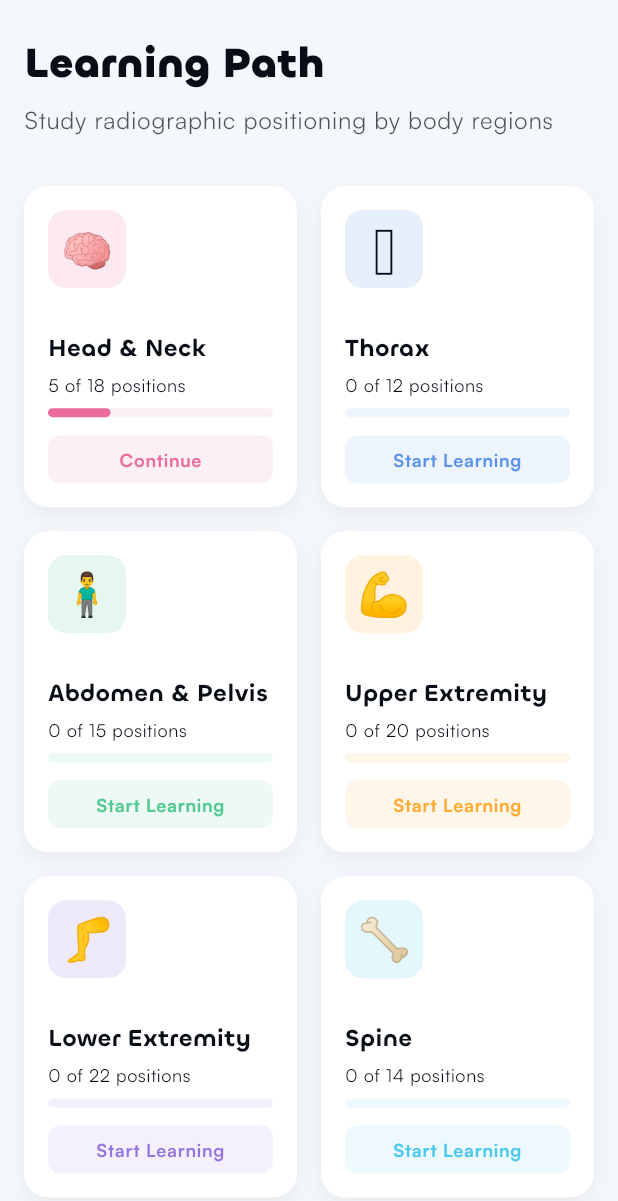
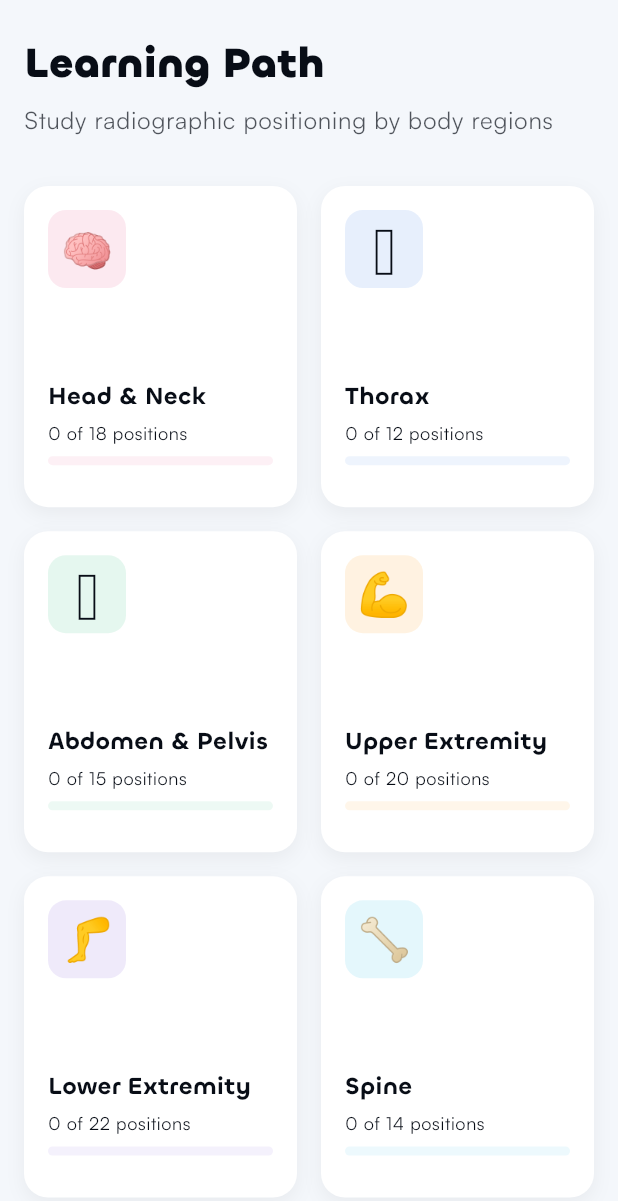
Before and after one commit to adiluexe/alarp, a Flutter app: the LearnScreen screen opened directly, on a phone screen of 412 x 824 dp. Shown: the top 1201 px of the screen. Run offline on Flutter 3.47's test engine with Material 3 defaults, Android fonts, the phone set to English and light mode, and no system bars; our stand-ins replace flutter_riverpod, go_router, solar_icons, tab_indicator_styler; missing offline and left inert: flutter_3d_controller.

Commit message:
feat: Implement navigation and routing with GoRouter; enhance learn and practice screens
- Added GoRouter for improved navigation management.
- Created AppRouter to define application routes.
- Refactored Navigation widget to accept currentIndex and child.
- Updated Learn and Practice screens to utilize new routing structure.
- Introduced LearnLessonScreen and LearnRegionDetailScreen for detailed content.
- Enhanced UI components for better user experience and consistency.

```diff
--- a/lib/features/learn/views/learn_screen.dart
+++ b/lib/features/learn/views/learn_screen.dart
@@ -1,11 +1,26 @@
 import 'package:flutter/material.dart';
+import 'package:go_router/go_router.dart'; // Import GoRouter
 import 'package:alarp/core/theme/app_theme.dart';
+import 'package:alarp/features/practice/models/body_region.dart'; // Assuming models are shared or moved to core
+import 'package:alarp/core/navigation/app_router.dart'; // Import AppRoutes
 
 class LearnScreen extends StatelessWidget {
   const LearnScreen({super.key});
 
+  // Helper function to get BodyRegion data (replace with provider later)
+  BodyRegion _getRegionData(String title) {
+    // This is temporary; ideally fetch from a provider based on title/id
+    return BodyRegions.allRegions.firstWhere(
+      (r) => r.title == title,
+      orElse: () => BodyRegions.headAndNeck, // Default fallback
+    );
+  }
+
   @override
   Widget build(BuildContext context) {
+    // Use the actual BodyRegions data if available
+    final regions = BodyRegions.allRegions;
+
     return Scaffold(
       backgroundColor: AppTheme.backgroundColor,
       body: SafeArea(
@@ -40,7 +55,7 @@ class LearnScreen extends StatelessWidget {
               ),
             ),
 
-            // Body regions grid
+            // Body regions grid using actual data
             SliverPadding(
               padding: const EdgeInsets.symmetric(horizontal: 16),
               sliver: SliverGrid(
@@ -50,56 +65,17 @@ class LearnScreen extends StatelessWidget {
                   crossAxisSpacing: 16,
                   mainAxisSpacing: 16,
                 ),
-                delegate: SliverChildListDelegate([
-                  _buildBodyRegionCard(
+                // Use map to generate cards from regions list
+                delegate: SliverChildBuilderDelegate((context, index) {
+                  final region = regions[index];
+                  // Pass the actual region data to the card builder
+                  return _buildBodyRegionCard(
                     context,
-                    title: 'Head & Neck',
-                    emoji: '🧠',
-                    totalPositions: 18,
-                    completedPositions: 5,
-                    color: const Color(0xFFEB6B9D),
-                  ),
-                  _buildBodyRegionCard(
-                    context,
-                    title: 'Thorax',
-                    emoji: '🫁',
-                    totalPositions: 12,
+                    region: region,
+                    // Example progress data (replace with actual data later)
                     completedPositions: 0,
-                    color: const Color(0xFF5B93EB),
-                  ),
-                  _buildBodyRegionCard(
-                    context,
-                    title: 'Abdomen & Pelvis',
-                    emoji: '🧍‍♂️',
-                    totalPositions: 15,
-                    completedPositions: 0,
-                    color: const Color(0xFF53C892),
-                  ),
-                  _buildBodyRegionCard(
-                    context,
-                    title: 'Upper Extremity',
-                    emoji: '💪',
-                    totalPositions: 20,
-                    completedPositions: 0,
-                    color: const Color(0xFFFFAA33),
-                  ),
-                  _buildBodyRegionCard(
-                    context,
-                    title: 'Lower Extremity',
-                    emoji: '🦵',
-                    totalPositions: 22,
-                    completedPositions: 0,
-                    color: const Color(0xFF9474DE),
-                  ),
-                  _buildBodyRegionCard(
-                    context,
-                    title: 'Spine',
-                    emoji: '🦴',
-                    totalPositions: 14,
-                    completedPositions: 0,
-                    color: const Color(0xFF4BC8EB),
-                  ),
-                ]),
+                  );
+                }, childCount: regions.length),
               ),
             ),
 
@@ -111,20 +87,23 @@ class LearnScreen extends StatelessWidget {
     );
   }
 
+  // Update card builder to accept BodyRegion and use its data
   Widget _buildBodyRegionCard(
     BuildContext context, {
-    required String title,
-    required String emoji,
-    required int totalPositions,
-    required int completedPositions,
-    required Color color,
+    required BodyRegion region,
+    required int completedPositions, // Keep progress separate for now
   }) {
     final progress =
-        totalPositions > 0 ? completedPositions / totalPositions : 0.0;
+        region.positionCount > 0
+            ? completedPositions / region.positionCount
+            : 0.0;
 
     return InkWell(
       onTap: () {
-        // Navigate to region detail screen
+        // Navigate using GoRouter with the region's ID
+        context.go(
+          '${AppRoutes.learn}/${AppRoutes.learnRegionDetail.replaceFirst(':regionId', region.id)}',
+        );
       },
       borderRadius: BorderRadius.circular(16),
       child: Container(
@@ -143,34 +122,36 @@ class LearnScreen extends StatelessWidget {
         child: Column(
           crossAxisAlignment: CrossAxisAlignment.start,
           children: [
-            // Emoji with colored background
+            // Emoji with colored background using region color
             Container(
               width: 52,
               height: 52,
               decoration: BoxDecoration(
-                color: color.withOpacity(0.15),
+                color: region.backgroundColor.withOpacity(0.15),
                 borderRadius: BorderRadius.circular(12),
               ),
               child: Center(
-                child: Text(emoji, style: const TextStyle(fontSize: 28)),
+                child: Text(region.emoji, style: const TextStyle(fontSize: 28)),
               ),
             ),
 
             const Spacer(),
 
-            // Title
+            // Title from region data
             Text(
-              title,
+              region.title,
               style: Theme.of(context).textTheme.titleMedium?.copyWith(
                 fontWeight: FontWeight.w600,
                 fontFamily: 'Chillax',
               ),
+              maxLines: 1,
+              overflow: TextOverflow.ellipsis,
             ),
             const SizedBox(height: 4),
 
-            // Positions count
+            // Positions count from region data
             Text(
-              '$completedPositions of $totalPositions positions',
+              '$completedPositions of ${region.positionCount} positions',
               style: Theme.of(context).textTheme.bodySmall,
             ),
             const SizedBox(height: 8),
@@ -178,39 +159,13 @@ class LearnScreen extends StatelessWidget {
             // Progress bar
             LinearProgressIndicator(
               value: progress,
-              backgroundColor: color.withOpacity(0.1),
-              valueColor: AlwaysStoppedAnimation<Color>(color),
+              backgroundColor: region.backgroundColor.withOpacity(0.1),
+              valueColor: AlwaysStoppedAnimation<Color>(region.backgroundColor),
               borderRadius: BorderRadius.circular(4),
               minHeight: 6,
             ),
 
             const SizedBox(height: 12),
-
-            // Action button
-            Row(
-              children: [
-                Expanded(
-                  child: Container(
-                    padding: const EdgeInsets.symmetric(vertical: 8),
-                    decoration: BoxDecoration(
-                      color: color.withOpacity(0.1),
-                      borderRadius: BorderRadius.circular(8),
-                    ),
-                    child: Center(
-                      child: Text(
-                        completedPositions > 0 ? 'Continue' : 'Start Learning',
-                        style: Theme.of(
-                          context,
-                        ).textTheme.labelMedium?.copyWith(
-                          color: color,
-                          fontWeight: FontWeight.w700,
-                        ),
-                      ),
-                    ),
-                  ),
-                ),
-              ],
-            ),
           ],
         ),
       ),
--- a/pubspec.yaml
+++ b/pubspec.yaml
@@ -42,6 +42,7 @@ dependencies:
   model_viewer_plus: ^1.9.3
   flutter_3d_controller: ^2.2.0
   flutter_riverpod: ^2.6.1
+  go_router: ^14.8.1
 
 dev_dependencies:
   flutter_test:
```
Also changed, not shown: lib/core/navigation/app_bottom_navigation.dart (+21 -13 lines), lib/core/navigation/app_router.dart (added, +164 -0 lines), lib/core/navigation/navigation.dart (+32 -30 lines), lib/features/learn/views/learn_lesson_screen.dart (added, +108 -0 lines), lib/features/learn/views/learn_region_detail_screen.dart (added, +112 -0 lines), lib/main.dart (+20 -40 lines), 1 other file.
